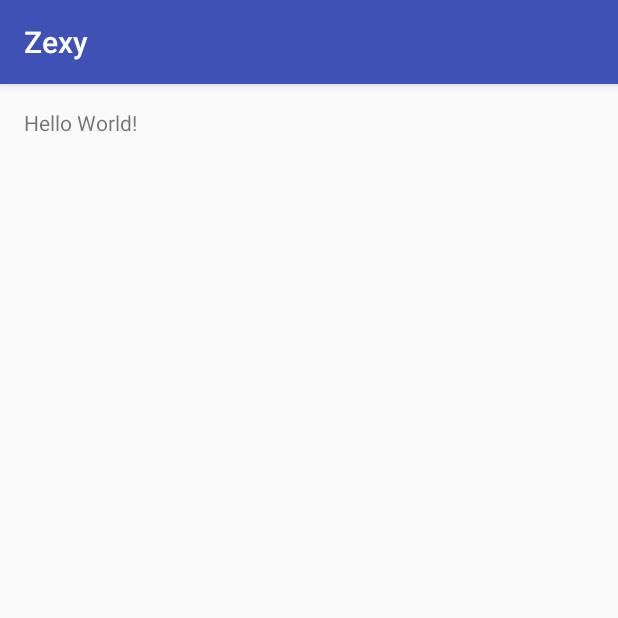
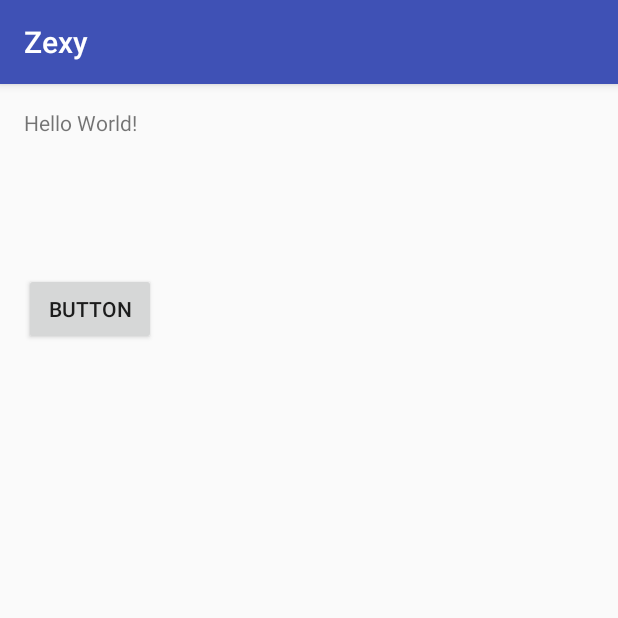
Before and after one commit to zexywarrior/dchack2016, an Android app: the screen it shows after launch (MainActivity), on a phone screen of 412 x 824 dp, the top half of it. Run offline under Robolectric (Android 15) with nearby library versions, the phone set to English and light mode, and no system bars.

Commit message:
new commit'

```diff
--- a/Zexy/app/src/main/java/com/example/elliscrawford/zexy/MainActivity.java
+++ b/Zexy/app/src/main/java/com/example/elliscrawford/zexy/MainActivity.java
@@ -2,6 +2,8 @@ package com.example.elliscrawford.zexy;
 
 import android.support.v7.app.AppCompatActivity;
 import android.os.Bundle;
+import android.view.View;
+import android.widget.Toast;
 
 public class MainActivity extends AppCompatActivity {
 
@@ -10,4 +12,8 @@ public class MainActivity extends AppCompatActivity {
         super.onCreate(savedInstanceState);
         setContentView(R.layout.activity_main);
     }
+
+    public void buttonPressed(View view) {
+        Toast.makeText(MainActivity.this,"button was pressed", Toast.LENGTH_SHORT);
+    }
 }
--- a/Zexy/app/src/main/res/layout/activity_main.xml
+++ b/Zexy/app/src/main/res/layout/activity_main.xml
@@ -14,4 +14,13 @@
         android:layout_width="wrap_content"
         android:layout_height="wrap_content"
         android:text="Hello World!" />
+
+    <Button
+        android:text="Button"
+        android:layout_width="wrap_content"
+        android:layout_height="wrap_content"
+        android:layout_below="@+id/textView"
+        android:layout_marginTop="110dp"
+        android:id="@+id/button"
+        android:onClick="buttonPressed"/>
 </RelativeLayout>
```
